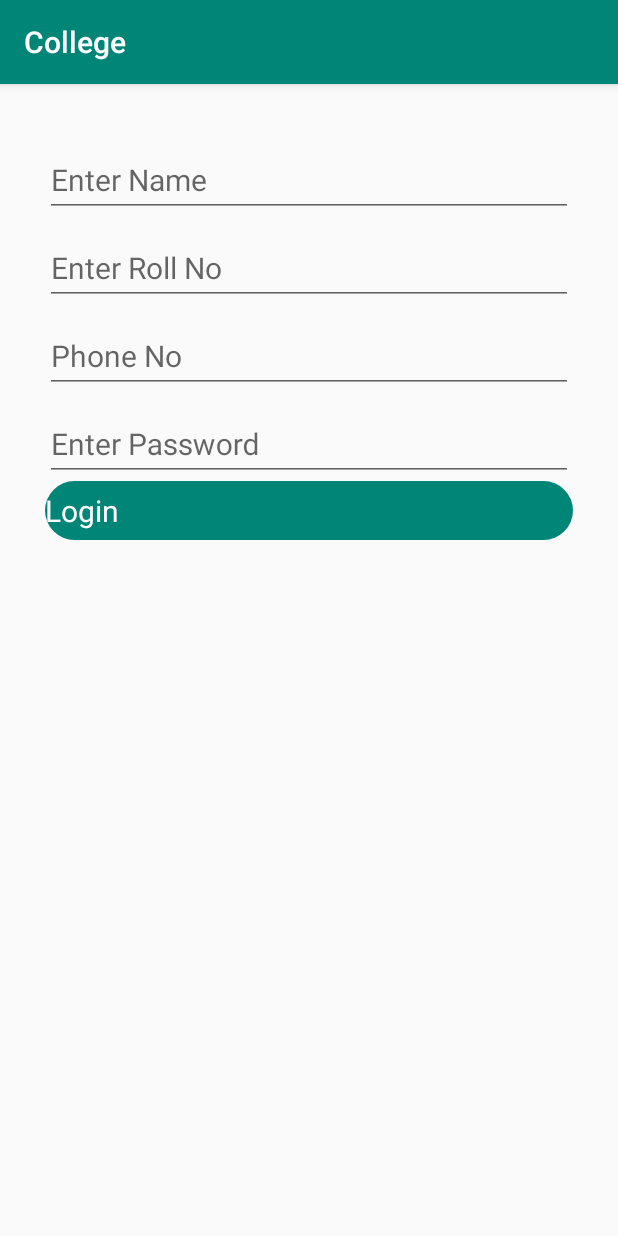
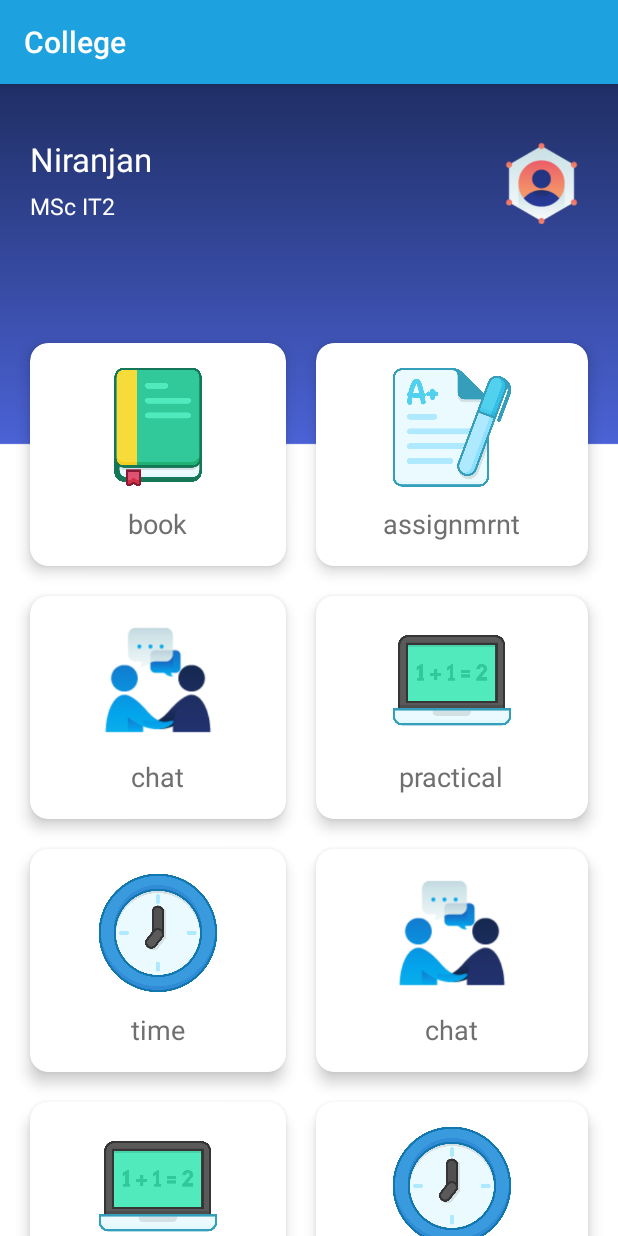
Before and after one commit to niranjan1998/college, an Android app: the screen it shows after launch (login before the commit, dashboard after it), on a phone screen of 412 x 824 dp. Run offline under Robolectric (Android 15) with nearby library versions, the phone set to English and light mode, and no system bars.

Commit message:
dashboard/login demo

```diff
--- a/app/src/main/AndroidManifest.xml
+++ b/app/src/main/AndroidManifest.xml
@@ -9,14 +9,16 @@
         android:roundIcon="@mipmap/ic_launcher_round"
         android:supportsRtl="true"
         android:theme="@style/AppTheme">
-        <activity android:name=".MainActivity"></activity>
-        <activity android:name=".login">
+        <activity android:name=".dashboard">
             <intent-filter>
                 <action android:name="android.intent.action.MAIN" />
 
                 <category android:name="android.intent.category.LAUNCHER" />
             </intent-filter>
         </activity>
+        <activity android:name=".MainActivity" />
+        <activity android:name=".login" />
+
     </application>
 
 </manifest>
--- /dev/null
+++ b/app/src/main/java/com/example/college/dashboard.java
@@ -0,0 +1,14 @@
+package com.example.college;
+
+import androidx.appcompat.app.AppCompatActivity;
+
+import android.os.Bundle;
+
+public class dashboard extends AppCompatActivity {
+
+    @Override
+    protected void onCreate(Bundle savedInstanceState) {
+        super.onCreate(savedInstanceState);
+        setContentView(R.layout.activity_dashboard);
+    }
+}
--- a/app/src/main/java/com/example/college/login.java
+++ b/app/src/main/java/com/example/college/login.java
@@ -3,12 +3,48 @@ package com.example.college;
 import androidx.appcompat.app.AppCompatActivity;
 
 import android.os.Bundle;
+import android.widget.AdapterView;
+import android.widget.ArrayAdapter;
+import android.widget.Spinner;
+import android.widget.Toast;
+import android.view.View;
+import java.util.ArrayList;
+import java.util.List;
+import android.widget.AdapterView.OnItemSelectedListener;
 
-public class login extends AppCompatActivity {
+public class login extends AppCompatActivity implements OnItemSelectedListener {
 
     @Override
     protected void onCreate(Bundle savedInstanceState) {
         super.onCreate(savedInstanceState);
         setContentView(R.layout.activity_login);
+
+        //spinner element
+        Spinner spinner = (Spinner) findViewById(R.id.spinner);
+        //spinner click listener
+        spinner.setOnItemSelectedListener(this);
+        //spinner drop down elements
+        List<String>categories = new ArrayList<String>();
+        categories.add("MSc IT 1");
+        categories.add("MSc IT 2");
+        categories.add("BSc IT 1");
+        categories.add("BSc IT 2");
+        categories.add("BSc IT 3");
+
+        //Creating adapter for spinner
+        ArrayAdapter<String> dataAdapter = new ArrayAdapter<String>(this,android.R.layout.simple_spinner_dropdown_item,categories);
+        //Drop Down layout style
+        dataAdapter.setDropDownViewResource(android.R.layout.simple_spinner_dropdown_item);
+        //attach data adapter
+        spinner.setAdapter(dataAdapter);
+    }
+    public void onItemSelected(AdapterView<?> parent,View view, int position,long id) {
+        //on selecting a spinner item
+        String item = parent.getItemAtPosition(position).toString();
+        //showing selected
+        Toast.makeText(parent.getContext(), "Selected: " + item,Toast.LENGTH_LONG).show();
+    }
+    public void onNothingSelected(AdapterView<?>arg0){
+
     }
 }
--- /dev/null
+++ b/app/src/main/res/layout/activity_dashboard.xml
@@ -0,0 +1,364 @@
+<?xml version="1.0" encoding="utf-8"?>
+<ScrollView xmlns:android="http://schemas.android.com/apk/res/android"
+    xmlns:app="http://schemas.android.com/apk/res-auto"
+    xmlns:tools="http://schemas.android.com/tools"
+    android:layout_width="match_parent"
+    android:layout_height="match_parent"
+    android:background="@drawable/bgapps"
+    tools:context=".dashboard">
+
+    <LinearLayout
+        android:layout_width="match_parent"
+        android:layout_height="wrap_content"
+        android:orientation="vertical">
+
+        <RelativeLayout
+            android:layout_width="match_parent"
+            android:layout_height="wrap_content"
+            android:layout_marginLeft="20dp"
+            android:layout_marginTop="35dp"
+            android:layout_marginRight="20dp">
+
+            <TextView
+                android:id="@+id/txtUsername"
+                android:layout_width="wrap_content"
+                android:layout_height="wrap_content"
+                android:text="@string/txtName"
+                android:textColor="#ffff"
+                android:textSize="22sp" />
+
+            <TextView
+                android:id="@+id/txtField"
+                android:layout_width="wrap_content"
+                android:layout_height="wrap_content"
+                android:layout_below="@+id/txtUsername"
+                android:layout_marginTop="6dp"
+                android:text="@string/msc_it2"
+                android:textColor="#ffff"
+                android:textSize="15sp" />
+
+            <ImageView
+                android:layout_width="62dp"
+                android:layout_height="62dp"
+                android:layout_alignParentEnd="true"
+                android:contentDescription="@string/profile"
+                android:src="@drawable/contact" />
+        </RelativeLayout>
+
+        <GridLayout
+            android:layout_width="match_parent"
+            android:layout_height="wrap_content"
+            android:alignmentMode="alignMargins"
+            android:layout_marginLeft="10dp"
+            android:layout_marginRight="10dp"
+            android:layout_marginTop="65dp"
+            android:columnCount="2"
+            android:columnOrderPreserved="false"
+            android:rowCount="6">
+
+            <androidx.cardview.widget.CardView
+                android:layout_width="wrap_content"
+                android:layout_height="wrap_content"
+                android:layout_rowWeight="1"
+                android:layout_columnWeight="1"
+                app:cardCornerRadius="12dp"
+                android:layout_marginRight="10dp"
+                android:layout_marginLeft="10dp"
+                android:layout_marginTop="10dp"
+                android:layout_marginBottom="10dp"
+                app:cardElevation="6dp">
+
+
+
+                <LinearLayout
+                    android:layout_width="match_parent"
+                    android:layout_height="match_parent"
+                    android:gravity="center"
+                    android:orientation="vertical"
+                    android:padding="16dp">
+
+                    <ImageView
+                        android:layout_width="80dp"
+                        android:layout_height="80dp"
+                        android:contentDescription="@string/notes"
+                        android:src="@drawable/book" />
+
+                    <TextView
+                        android:layout_width="wrap_content"
+                        android:layout_height="wrap_content"
+                        android:layout_marginTop="12dp"
+                        android:text="@string/book"
+                        android:textSize="18sp"
+                        android:textColor="#6f6f6f" />
+
+                </LinearLayout>
+            </androidx.cardview.widget.CardView>
+            <androidx.cardview.widget.CardView
+                android:layout_width="wrap_content"
+                android:layout_height="wrap_content"
+                android:layout_rowWeight="1"
+                android:layout_columnWeight="1"
+                app:cardCornerRadius="12dp"
+                android:layout_marginRight="10dp"
+                android:layout_marginLeft="10dp"
+                android:layout_marginTop="10dp"
+                android:layout_marginBottom="10dp"
+                app:cardElevation="6dp">
+
+                <LinearLayout
+                    android:layout_width="match_parent"
+                    android:layout_height="match_parent"
+                    android:gravity="center"
+                    android:orientation="vertical"
+                    android:padding="16dp">
+
+                    <ImageView
+                        android:layout_width="80dp"
+                        android:layout_height="80dp"
+                        android:contentDescription="@string/assignment"
+                        android:src="@drawable/assignment" />
+
+                    <TextView
+                        android:layout_width="wrap_content"
+                        android:layout_height="wrap_content"
+                        android:layout_marginTop="12dp"
+                        android:text="@string/assignments"
+                        android:textSize="18sp"
+                        android:textColor="#6f6f6f" />
+
+                </LinearLayout>
+
+
+            </androidx.cardview.widget.CardView>
+            <androidx.cardview.widget.CardView
+                android:layout_width="wrap_content"
+                android:layout_height="wrap_content"
+                android:layout_rowWeight="1"
+                android:layout_columnWeight="1"
+                app:cardCornerRadius="12dp"
+                android:layout_marginRight="10dp"
+                android:layout_marginLeft="10dp"
+                android:layout_marginTop="10dp"
+                android:layout_marginBottom="10dp"
+                app:cardElevation="6dp">
+
+                <LinearLayout
+                    android:layout_width="match_parent"
+                    android:layout_height="match_parent"
+                    android:gravity="center"
+                    android:orientation="vertical"
+                    android:padding="16dp">
+
+                    <ImageView
+                        android:layout_width="80dp"
+                        android:layout_height="80dp"
+                        android:contentDescription="@string/grpchats"
+                        android:src="@drawable/chat" />
+
+                    <TextView
+                        android:layout_width="wrap_content"
+                        android:layout_height="wrap_content"
+                        android:layout_marginTop="12dp"
+                        android:text="@string/chat"
+                        android:textSize="18sp"
+                        android:textColor="#6f6f6f" />
+
+                </LinearLayout>
+
+
+            </androidx.cardview.widget.CardView>
+            <androidx.cardview.widget.CardView
+                android:layout_width="wrap_content"
+                android:layout_height="wrap_content"
+                android:layout_rowWeight="1"
+                android:layout_columnWeight="1"
+                app:cardCornerRadius="12dp"
+                android:layout_marginRight="10dp"
+                android:layout_marginLeft="10dp"
+                android:layout_marginTop="10dp"
+                android:layout_marginBottom="10dp"
+                app:cardElevation="6dp">
+
+                <LinearLayout
+                    android:layout_width="match_parent"
+                    android:layout_height="match_parent"
+                    android:gravity="center"
+                    android:orientation="vertical"
+                    android:padding="16dp">
+
+                    <ImageView
+                        android:layout_width="80dp"
+                        android:layout_height="80dp"
+                        android:src="@drawable/lab"
+                        android:contentDescription="@string/practical" />
+
+                    <TextView
+                        android:layout_width="wrap_content"
+                        android:layout_height="wrap_content"
+                        android:layout_marginTop="12dp"
+                        android:text="@string/practical"
+                        android:textSize="18sp"
+                        android:textColor="#6f6f6f" />
+
+                </LinearLayout>
+
+
+            </androidx.cardview.widget.CardView>
+            <androidx.cardview.widget.CardView
+                android:layout_width="wrap_content"
+                android:layout_height="wrap_content"
+                android:layout_rowWeight="1"
+                android:layout_columnWeight="1"
+                app:cardCornerRadius="12dp"
+                android:layout_marginRight="10dp"
+                android:layout_marginLeft="10dp"
+                android:layout_marginTop="10dp"
+                android:layout_marginBottom="10dp"
+                app:cardElevation="6dp">
+
+                <LinearLayout
+                    android:layout_width="match_parent"
+                    android:layout_height="match_parent"
+                    android:gravity="center"
+                    android:orientation="vertical"
+                    android:padding="16dp">
+
+                    <ImageView
+                        android:layout_width="80dp"
+                        android:layout_height="80dp"
+                        android:contentDescription="@string/time"
+                        android:src="@drawable/time" />
+
+                    <TextView
+                        android:layout_width="wrap_content"
+                        android:layout_height="wrap_content"
+                        android:layout_marginTop="12dp"
+                        android:text="@string/time"
+                        android:textSize="18sp"
+                        android:textColor="#6f6f6f" />
+
+                </LinearLayout>
+
+
+            </androidx.cardview.widget.CardView>
+
+            <androidx.cardview.widget.CardView
+                android:layout_width="wrap_content"
+                android:layout_height="wrap_content"
+                android:layout_rowWeight="1"
+                android:layout_columnWeight="1"
+                app:cardCornerRadius="12dp"
+                android:layout_marginRight="10dp"
+                android:layout_marginLeft="10dp"
+                android:layout_marginTop="10dp"
+                android:layout_marginBottom="10dp"
+                app:cardElevation="6dp">
+
+                <LinearLayout
+                    android:layout_width="match_parent"
+                    android:layout_height="match_parent"
+                    android:gravity="center"
+                    android:orientation="vertical"
+                    android:padding="16dp">
+
+                    <ImageView
+                        android:layout_width="80dp"
+                        android:layout_height="80dp"
+                        android:contentDescription="@string/grpchats"
+                        android:src="@drawable/chat" />
+
+                    <TextView
+                        android:layout_width="wrap_content"
+                        android:layout_height="wrap_content"
+                        android:layout_marginTop="12dp"
+                        android:text="@string/chat"
+                        android:textSize="18sp"
+                        android:textColor="#6f6f6f" />
+
+                </LinearLayout>
+
+
+            </androidx.cardview.widget.CardView>
+            <androidx.cardview.widget.CardView
+                android:layout_width="wrap_content"
+                android:layout_height="wrap_content"
+                android:layout_rowWeight="1"
+                android:layout_columnWeight="1"
+                app:cardCornerRadius="12dp"
+                android:layout_marginRight="10dp"
+                android:layout_marginLeft="10dp"
+                android:layout_marginTop="10dp"
+                android:layout_marginBottom="10dp"
+                app:cardElevation="6dp">
+
+                <LinearLayout
+                    android:layout_width="match_parent"
+                    android:layout_height="match_parent"
+                    android:gravity="center"
+                    android:orientation="vertical"
+                    android:padding="16dp">
+
+                    <ImageView
+                        android:layout_width="80dp"
+                        android:layout_height="80dp"
+                        android:src="@drawable/lab"
+                        android:contentDescription="@string/practical" />
+
+                    <TextView
+                        android:layout_width="wrap_content"
+                        android:layout_height="wrap_content"
+                        android:layout_marginTop="12dp"
+                        android:text="@string/practical"
+                        android:textSize="18sp"
+                        android:textColor="#6f6f6f" />
+
+                </LinearLayout>
+
+
+            </androidx.cardview.widget.CardView>
+            <androidx.cardview.widget.CardView
+                android:layout_width="wrap_content"
+                android:layout_height="wrap_content"
+                android:layout_rowWeight="1"
+                android:layout_columnWeight="1"
+                app:cardCornerRadius="12dp"
+                android:layout_marginRight="10dp"
+                android:layout_marginLeft="10dp"
+                android:layout_marginTop="10dp"
+                android:layout_marginBottom="10dp"
+                app:cardElevation="6dp">
+
+                <LinearLayout
+                    android:layout_width="match_parent"
+                    android:layout_height="match_parent"
+                    android:gravity="center"
+                    android:orientation="vertical"
+                    android:padding="16dp">
+
+                    <ImageView
+                        android:layout_width="80dp"
+                        android:layout_height="80dp"
+                        android:contentDescription="@string/time"
+                        android:src="@drawable/time" />
+
+                    <TextView
+                        android:layout_width="wrap_content"
+                        android:layout_height="wrap_content"
+                        android:layout_marginTop="12dp"
+                        android:text="@string/time"
+                        android:textSize="18sp"
+                        android:textColor="#6f6f6f" />
+
+                </LinearLayout>
+
+
+            </androidx.cardview.widget.CardView>
+
+
+
+
+        </GridLayout>
+
+    </LinearLayout>
+
+</ScrollView>
--- a/app/src/main/res/layout/activity_login.xml
+++ b/app/src/main/res/layout/activity_login.xml
@@ -1,11 +1,12 @@
 <?xml version="1.0" encoding="utf-8"?>
-<androidx.appcompat.widget.LinearLayoutCompat xmlns:android="http://schemas.android.com/apk/res/android"
+<LinearLayout xmlns:android="http://schemas.android.com/apk/res/android"
     xmlns:app="http://schemas.android.com/apk/res-auto"
     xmlns:tools="http://schemas.android.com/tools"
     android:layout_width="match_parent"
     android:layout_height="match_parent"
     android:orientation="vertical"
     android:padding="30dp"
+    android:layout_marginTop="100dp"
     tools:context=".login">
 
     <com.google.android.material.textfield.TextInputLayout
@@ -18,7 +19,7 @@
             android:layout_width="match_parent"
             android:layout_height="wrap_content"
             android:ems="10"
-            android:hint="Enter Name"
+            android:hint="@string/enter_name"
             android:inputType="text"
             android:textSize="20sp" />
     </com.google.android.material.textfield.TextInputLayout>
@@ -33,7 +34,7 @@
             android:layout_width="match_parent"
             android:layout_height="wrap_content"
             android:ems="10"
-            android:hint="Enter Roll No "
+            android:hint="@string/enter_roll_no"
             android:inputType="text"
             android:textSize="20sp" />
     </com.google.android.material.textfield.TextInputLayout>
@@ -48,7 +49,7 @@
             android:layout_width="match_parent"
             android:layout_height="wrap_content"
             android:ems="10"
-            android:hint="Phone No "
+            android:hint="@string/phone_no"
             android:inputType="phone"
             android:textSize="20sp" />
     </com.google.android.material.textfield.TextInputLayout>
@@ -63,18 +64,25 @@
             android:layout_width="match_parent"
             android:layout_height="wrap_content"
             android:ems="10"
-            android:hint="Enter Password"
+            android:hint="@string/enter_password"
+            android:importantForAutofill="no"
             android:inputType="text"
             android:textSize="20sp" />
     </com.google.android.material.textfield.TextInputLayout>
 
 
-    <com.google.android.material.button.MaterialButton
+    <Spinner
+        android:id="@+id/spinner"
         android:layout_width="match_parent"
         android:layout_height="wrap_content"
-        android:text="Login"
-        android:textSize="20sp"
+        android:prompt="@string/spinner_title" />
+
+    <Button
+        android:layout_width="match_parent"
+        android:layout_height="wrap_content"
+        android:background="@drawable/btn_round"
+        android:text="@string/login"
         android:textColor="#ffff"
-        android:background="@drawable/btn_round"/>
+        android:textSize="22sp" />
 
-</androidx.appcompat.widget.LinearLayoutCompat>
+</LinearLayout>
--- a/app/src/main/res/values/colors.xml
+++ b/app/src/main/res/values/colors.xml
@@ -1,6 +1,6 @@
 <?xml version="1.0" encoding="utf-8"?>
 <resources>
-    <color name="colorPrimary">#008577</color>
-    <color name="colorPrimaryDark">#00574B</color>
-    <color name="colorAccent">#D81B60</color>
+    <color name="colorPrimaryDark">#2F8CCA</color>
+    <color name="colorPrimary">#1EA1DF</color>
+    <color name="colorAccent">#D88520</color>
 </resources>
--- a/app/src/main/res/values/strings.xml
+++ b/app/src/main/res/values/strings.xml
@@ -1,4 +1,22 @@
 <resources>
     <string name="app_name">College</string>
     <string name="college_app">College App</string>
+    <string name="enter_name">Enter Name</string>
+    <string name="enter_roll_no">Enter Roll No</string>
+    <string name="phone_no">Phone No</string>
+    <string name="enter_password">Enter Password</string>
+    <string name="login">Login</string>
+    <string name="spinner_title">spinner_title</string>
+    <string name="txtName">Niranjan</string>
+    <string name="msc_it2">MSc IT2</string>
+    <string name="profile">profile</string>
+    <string name="notes">notes</string>
+    <string name="assignments">assignmrnt</string>
+    <string name="book">book</string>
+    <string name="assignment">assignmrnt</string>
+    <string name="grpchats">Chats</string>
+    <string name="chat">chat</string>
+    <string name="time">time</string>
+    <string name="practical">practical</string>
+
 </resources>
```
Also changed, not shown: app/build.gradle (+7 -6 lines), app/src/main/res/drawable/assignment.png (added), app/src/main/res/drawable/bgapps.png (added), app/src/main/res/drawable/blog.png (added), app/src/main/res/drawable/book.png (added), app/src/main/res/drawable/bookmark.png (added), app/src/main/res/drawable/chat.png (added), app/src/main/res/drawable/contact.png (added), app/src/main/res/drawable/lab.png (added), app/src/main/res/drawable/lamp.png (added), app/src/main/res/drawable/time.png (added).
